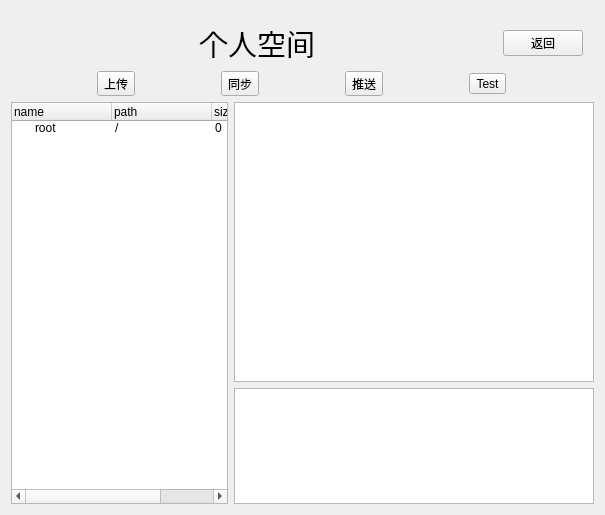
Above: qtClient/mainpage.ui from huwei12345/smallchat before the change. Below: the same form after it.
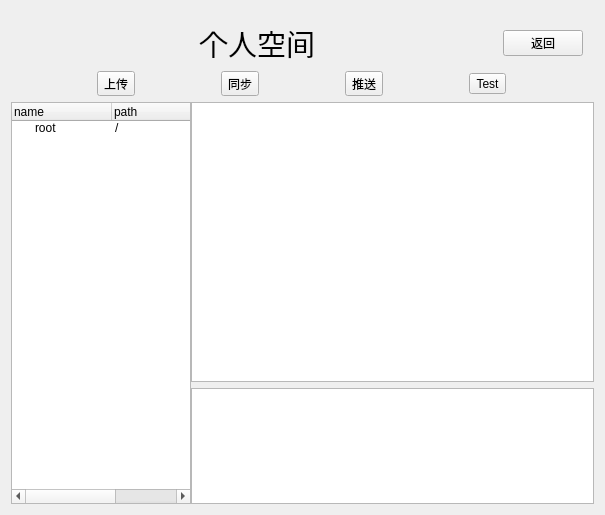
That is the form after the change.

Diff of the .ui file:
```diff
--- a/qtClient/mainpage.ui
+++ b/qtClient/mainpage.ui
@@ -127,7 +127,19 @@
    </item>
    <item>
     <widget class="QWidget" name="widget_2" native="true">
-     <layout class="QHBoxLayout" name="horizontalLayout">
+     <property name="sizePolicy">
+      <sizepolicy hsizetype="Preferred" vsizetype="Preferred">
+       <horstretch>0</horstretch>
+       <verstretch>0</verstretch>
+      </sizepolicy>
+     </property>
+     <layout class="QHBoxLayout" name="horizontalLayout" stretch="4,10">
+      <property name="spacing">
+       <number>0</number>
+      </property>
+      <property name="sizeConstraint">
+       <enum>QLayout::SetDefaultConstraint</enum>
+      </property>
       <property name="leftMargin">
        <number>0</number>
       </property>
@@ -143,7 +155,7 @@
       <item>
        <widget class="QTreeWidget" name="treeWidget">
         <property name="sizePolicy">
-         <sizepolicy hsizetype="Preferred" vsizetype="Expanding">
+         <sizepolicy hsizetype="Expanding" vsizetype="Expanding">
           <horstretch>0</horstretch>
           <verstretch>0</verstretch>
          </sizepolicy>
```
Left out of the diff: 12 changed lines with no effect on the pictures.
